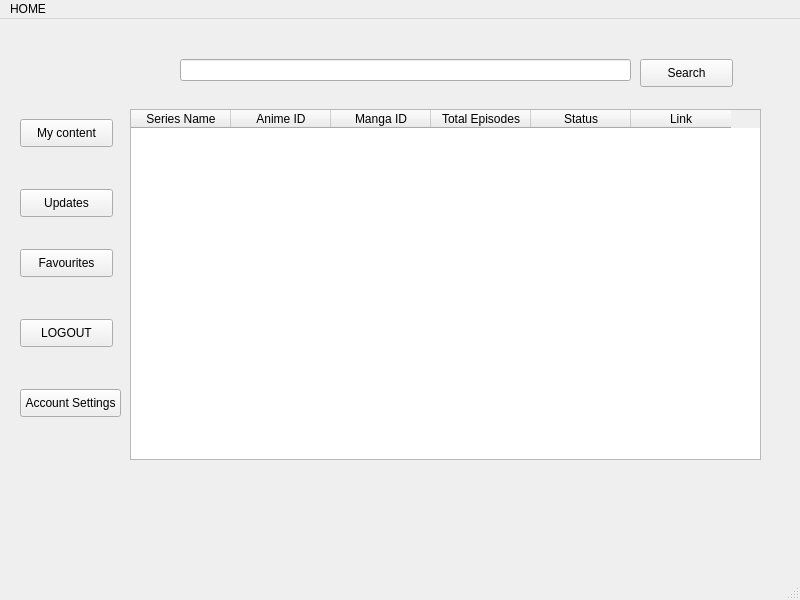
First picture: the form in HOME.ui, repository Ghulam-Mustafa08291/DB-project, before the edit.
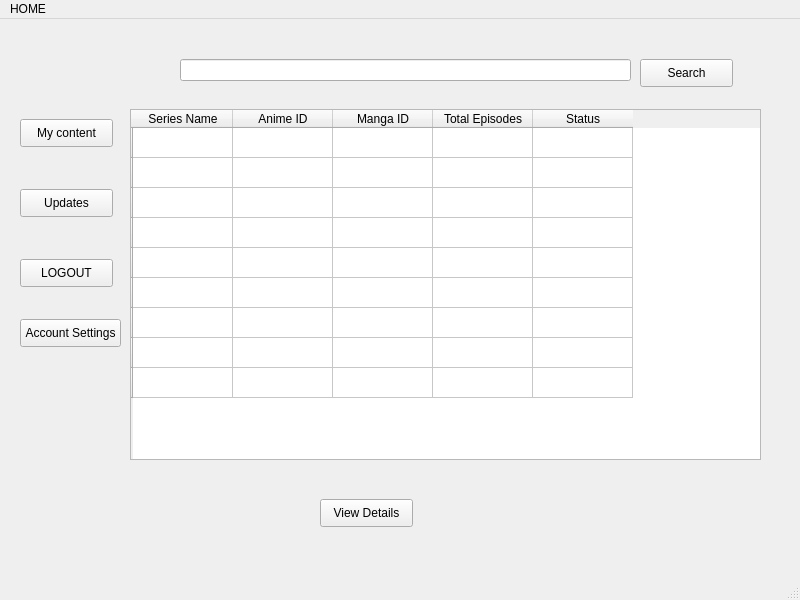
Second picture: the form after the edit.

Commit message: made more screens and  connected them

Patch:
```diff
--- a/HOME.ui
+++ b/HOME.ui
@@ -18,7 +18,7 @@
     <property name="geometry">
      <rect>
       <x>20</x>
-      <y>300</y>
+      <y>240</y>
       <width>93</width>
       <height>28</height>
      </rect>
@@ -59,6 +59,51 @@
       <height>351</height>
      </rect>
     </property>
+    <row>
+     <property name="text">
+      <string/>
+     </property>
+    </row>
+    <row>
+     <property name="text">
+      <string/>
+     </property>
+    </row>
+    <row>
+     <property name="text">
+      <string/>
+     </property>
+    </row>
+    <row>
+     <property name="text">
+      <string/>
+     </property>
+    </row>
+    <row>
+     <property name="text">
+      <string/>
+     </property>
+    </row>
+    <row>
+     <property name="text">
+      <string/>
+     </property>
+    </row>
+    <row>
+     <property name="text">
+      <string/>
+     </property>
+    </row>
+    <row>
+     <property name="text">
+      <string/>
+     </property>
+    </row>
+    <row>
+     <property name="text">
+      <string/>
+     </property>
+    </row>
     <column>
      <property name="text">
       <string>Series Name</string>
@@ -84,24 +129,6 @@
       <string>Status</string>
      </property>
     </column>
-    <column>
-     <property name="text">
-      <string>Link</string>
-     </property>
-    </column>
-   </widget>
-   <widget class="QPushButton" name="pushButton_4">
-    <property name="geometry">
-     <rect>
-      <x>20</x>
-      <y>230</y>
-      <width>93</width>
-      <height>28</height>
-     </rect>
-    </property>
-    <property name="text">
-     <string>Favourites</string>
-    </property>
    </widget>
    <widget class="QPushButton" name="pushButton_5">
     <property name="geometry">
@@ -133,7 +160,7 @@
     <property name="geometry">
      <rect>
       <x>20</x>
-      <y>370</y>
+      <y>300</y>
       <width>101</width>
       <height>28</height>
      </rect>
@@ -142,6 +169,19 @@
      <string>Account Settings</string>
     </property>
    </widget>
+   <widget class="QPushButton" name="pushButton_8">
+    <property name="geometry">
+     <rect>
+      <x>320</x>
+      <y>480</y>
+      <width>93</width>
+      <height>28</height>
+     </rect>
+    </property>
+    <property name="text">
+     <string>View Details</string>
+    </property>
+   </widget>
   </widget>
   <widget class="QMenuBar" name="menubar">
    <property name="geometry">
```
The commit also changes 5 other files.
